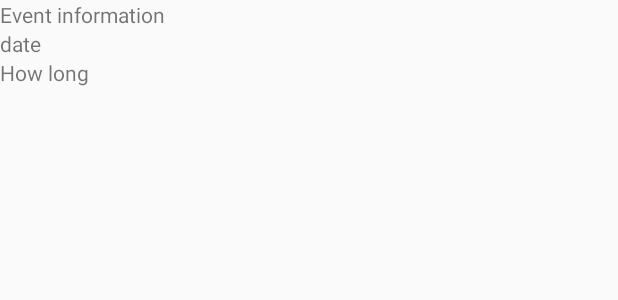
After one commit to Hosythang22/Love, an Android app: the layout time_items.xml on its own in the app's theme, with its tools: preview values and no code run, on a phone screen of 412 x 824 dp. The commit adds this screen. Shown: the top 300 px of the screen. Run offline under Robolectric (Android 15) with nearby library versions, the phone set to English and light mode, and no system bars; Roboto replaces fonts that are not available here.

Commit message:
time fragment

```diff
--- a/app/src/main/java/hs/thang/com/love/gallery/adapter/GalleryBaseAdapter.java
+++ b/app/src/main/java/hs/thang/com/love/gallery/adapter/GalleryBaseAdapter.java
@@ -12,7 +12,6 @@ import hs.thang.com.love.gallery.data.MediaSet;
 
 public abstract class GalleryBaseAdapter extends RecyclerView.Adapter<RecyclerView.ViewHolder> {
 
-    protected ArrayList<MediaObject> mMediaObjects;
     protected final Context mContext;
 
 
@@ -49,15 +48,14 @@ public abstract class GalleryBaseAdapter extends RecyclerView.Adapter<RecyclerVi
     }
 
 
-    public GalleryBaseAdapter(Context context, ArrayList<MediaObject> mediaObjects) {
-        mMediaObjects = mediaObjects;
+    public GalleryBaseAdapter(Context context) {
         mContext = context;
     }
 
 
     @Override
     public int getItemCount() {
-        return mMediaObjects.size();
+        return -1;
     }
 
     /*public void clear() {
--- a/app/src/main/java/hs/thang/com/love/gallery/adapter/GridImageAdapter.java
+++ b/app/src/main/java/hs/thang/com/love/gallery/adapter/GridImageAdapter.java
@@ -27,7 +27,7 @@ public class GridImageAdapter extends GalleryBaseAdapter {
     private ArrayList<MediaItem> mMediaItems;
 
     public GridImageAdapter(Context context) {
-        super(context, null);
+        super(context);
     }
 
     public void setMediaItems(ArrayList<MediaItem> mediaItems) {
--- /dev/null
+++ b/app/src/main/res/layout/time_items.xml
@@ -0,0 +1,34 @@
+<?xml version="1.0" encoding="utf-8"?>
+<RelativeLayout xmlns:android="http://schemas.android.com/apk/res/android"
+    android:id="@+id/backgound"
+    android:layout_width="match_parent"
+    android:layout_height="320dp">
+
+    <ImageView
+        android:layout_width="match_parent"
+        android:layout_height="match_parent"
+        android:id="@+id/thumbnail"/>
+
+    <TextView
+        android:layout_width="wrap_content"
+        android:layout_height="wrap_content"
+        android:id="@+id/event_infor"
+        android:text="Event information"/>
+
+    <TextView
+        android:layout_width="wrap_content"
+        android:layout_height="wrap_content"
+        android:layout_below="@+id/event_infor"
+        android:id="@+id/date"
+        android:text="date"/>
+
+    <TextView
+        android:layout_width="wrap_content"
+        android:layout_height="wrap_content"
+        android:layout_below="@+id/date"
+        android:id="@+id/how_long"
+        android:text="How long"/>
+
+
+
+</RelativeLayout>
```
Also changed, not shown: app/src/main/java/hs/thang/com/love/common/NewEventDialog.java (+11 -12 lines), app/src/main/java/hs/thang/com/love/data/EventInfor.java (added, +79 -0 lines), app/src/main/java/hs/thang/com/love/gallery/adapter/TimeAdapter.java (added, +122 -0 lines), app/src/main/java/hs/thang/com/love/view/tab/TimeFragment.java (+24 -3 lines).
